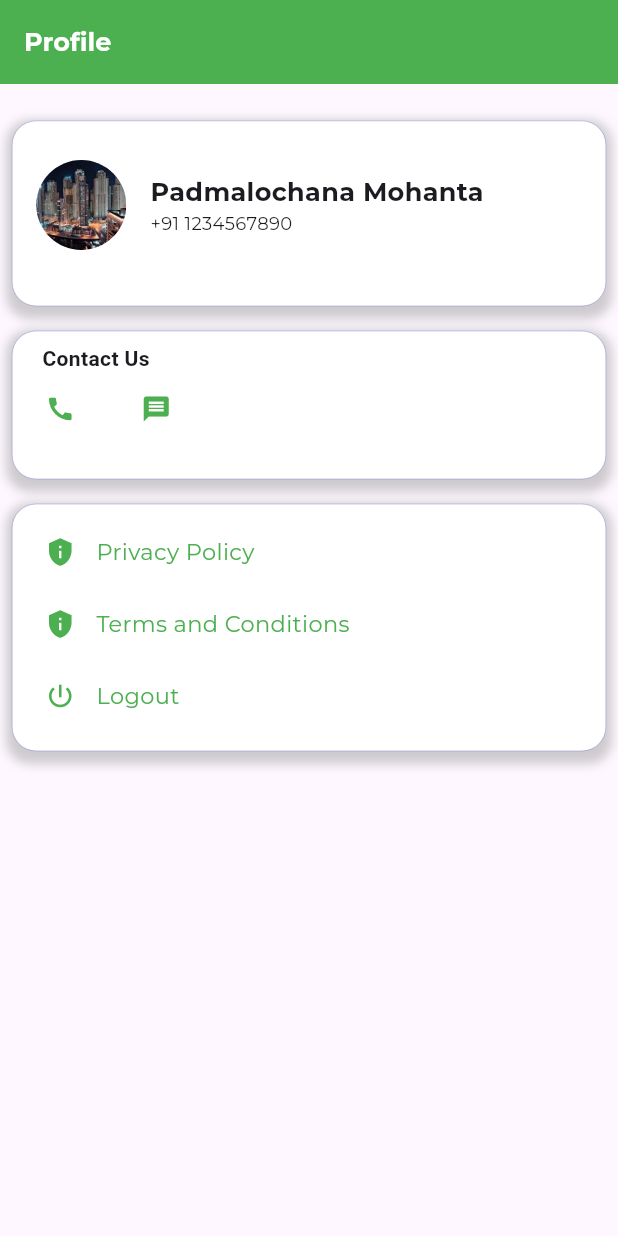
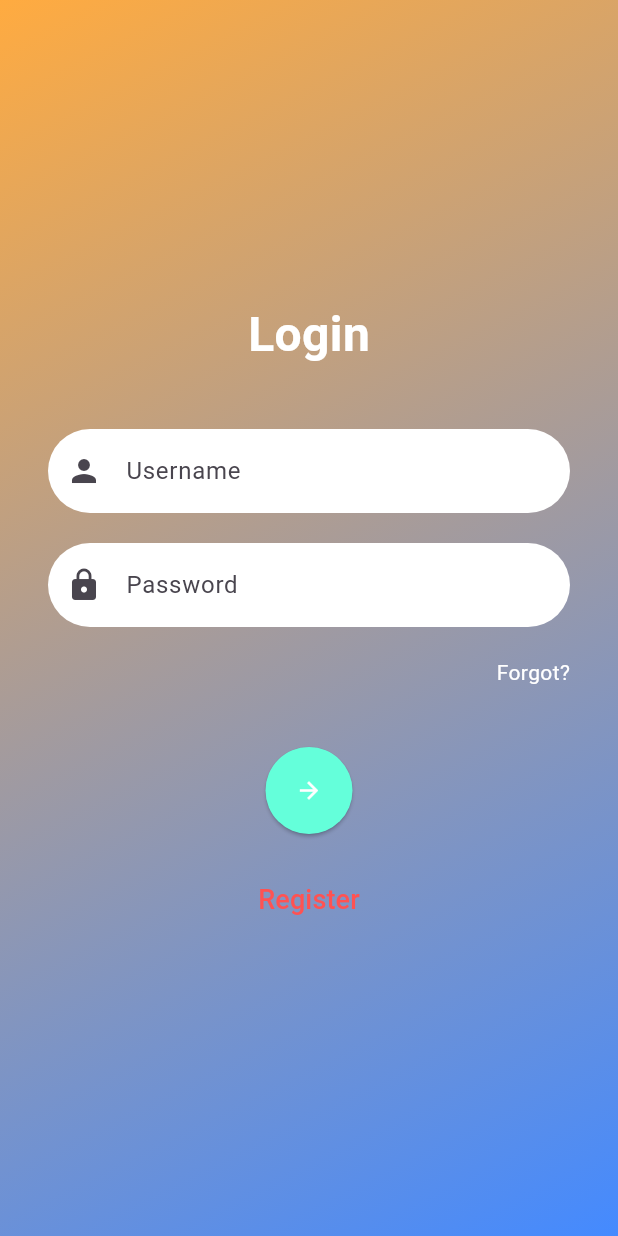
Before and after one commit to mohanta123/FlightBooking, a Flutter app: the Profile screen opened directly, after a tap on "Logout", on a phone screen of 412 x 824 dp. Run offline on Flutter 3.47's test engine with Material 3 defaults, Android fonts, the phone set to English and light mode, and no system bars; our stand-ins replace google_fonts.

```diff
--- a/lib/features/Home/homeScreen.dart
+++ b/lib/features/Home/homeScreen.dart
@@ -1,10 +1,10 @@
 import 'package:flightbooking/features/Home/settingScreen.dart';
 import 'package:flutter/material.dart';
 
+import '../../widgets/ButtonNavigation/buttonNavigation.dart';
 import '../Bookings/bookings.dart';
 
 class Homescreen extends StatefulWidget {
-
 
 
   @override
@@ -126,6 +126,7 @@ class _HomescreenState extends State<Homescreen> {
                           builder: (context) => SettingScreen(),
                         ),
                       );
+
                     },
                     child: const Text(
                       "Setting",
--- /dev/null
+++ b/lib/features/Home/loginScreen.dart
@@ -0,0 +1,103 @@
+import 'package:flutter/material.dart';
+
+import '../../widgets/ButtonNavigation/buttonNavigation.dart';
+
+class LoginScreen extends StatefulWidget {
+  @override
+  State<LoginScreen> createState() => _LoginScreenState();
+}
+
+class _LoginScreenState extends State<LoginScreen> {
+  @override
+  Widget build(BuildContext context) {
+    return Scaffold(
+      body: Container(
+        width: double.infinity,
+        height: double.infinity,
+        decoration: BoxDecoration(
+          gradient: LinearGradient(
+            colors: [Colors.orangeAccent, Colors.blueAccent],
+            begin: Alignment.topLeft,
+            end: Alignment.bottomRight,
+          ),
+        ),
+        child: Padding(
+          padding: const EdgeInsets.symmetric(horizontal: 32.0),
+          child: Column(
+            mainAxisAlignment: MainAxisAlignment.center,
+            children: [
+              Text(
+                'Login',
+                style: TextStyle(
+                  fontSize: 32,
+                  fontWeight: FontWeight.bold,
+                  color: Colors.white,
+                ),
+              ),
+              SizedBox(height: 40),
+              TextFormField(
+                decoration: InputDecoration(
+                  labelText: 'Username',
+                  prefixIcon: Icon(Icons.person),
+                  filled: true,
+                  fillColor: Colors.white,
+                  border: OutlineInputBorder(
+                    borderRadius: BorderRadius.circular(30),
+                    borderSide: BorderSide.none,
+                  ),
+                ),
+              ),
+              SizedBox(height: 20),
+              TextFormField(
+                obscureText: true,
+                decoration: InputDecoration(
+                  labelText: 'Password',
+                  prefixIcon: Icon(Icons.lock),
+                  filled: true,
+                  fillColor: Colors.white,
+                  border: OutlineInputBorder(
+                    borderRadius: BorderRadius.circular(30),
+                    borderSide: BorderSide.none,
+                  ),
+                ),
+              ),
+              SizedBox(height: 20),
+              Align(
+                alignment: Alignment.centerRight,
+                child: Text(
+                  'Forgot?',
+                  style: TextStyle(color: Colors.white),
+                ),
+              ),
+              SizedBox(height: 40),
+              ElevatedButton(
+                onPressed: () {
+                  Navigator.push(
+                    context,
+                    MaterialPageRoute(
+                      builder: (context) =>ButtonNavigation(),
+                    ),
+                  );
+
+                },
+                style: ElevatedButton.styleFrom(
+                  shape: CircleBorder(), backgroundColor: Colors.tealAccent,
+                  padding: EdgeInsets.all(20),
+                ),
+                child: Icon(Icons.arrow_forward, color: Colors.white),
+              ),
+              SizedBox(height: 20),
+              TextButton(
+                onPressed: () {},
+                child: Text(
+                  'Register',
+                  style: TextStyle(color: Colors.redAccent, fontSize: 18),
+                ),
+              ),
+            ],
+          ),
+        ),
+      ),
+    );
+  }
+}
--- a/lib/features/Profile/profile.dart
+++ b/lib/features/Profile/profile.dart
@@ -1,6 +1,6 @@
 import 'package:flutter/material.dart';
-
 import '../../core/Contants/fontStyle.dart';
+import '../Home/loginScreen.dart';
 
 class Profile extends StatefulWidget {
   const Profile({super.key});
@@ -10,6 +10,7 @@ class Profile extends StatefulWidget {
 }
 
 class _ProfileState extends State<Profile> {
+  bool _isAuthenticated = true; // Authentication state
   @override
   Widget build(BuildContext context) {
     double deviceHeight = MediaQuery.of(context).size.height;
@@ -53,8 +54,7 @@ class _ProfileState extends State<Profile> {
                   ),
                   child: Card(
                     color: Colors.transparent,
-                    elevation:
-                        0,
+                    elevation: 0,
                     shape: RoundedRectangleBorder(
                       borderRadius: BorderRadius.circular(16),
                     ),
@@ -68,8 +68,7 @@ class _ProfileState extends State<Profile> {
                             children: [
                               CircleAvatar(
                                 radius: 30,
-                                backgroundImage:
-                                    AssetImage('assets/dubai1.jpg'),
+                                backgroundImage: AssetImage('assets/dubai1.jpg'),
                               ),
                               SizedBox(width: 16),
                               Column(
@@ -140,24 +139,18 @@ class _ProfileState extends State<Profile> {
                             ),
                           ),
                         ),
-                        //  Spacer(), // Adds flexible space
                         Row(
                           mainAxisSize: MainAxisSize.min,
                           children: [
                             IconButton(
-                              icon: Icon(Icons.call,
-                                  size: 20, color: Colors.green),
+                              icon: Icon(Icons.call, size: 20, color: Colors.green),
                               onPressed: () {
                                 // Handle call action
                               },
                             ),
                             SizedBox(width: 16),
                             IconButton(
-                              icon: Icon(
-                                Icons.message,
-                                size: 20,
-                                color: Colors.green,
-                              ),
+                              icon: Icon(Icons.message, size: 20, color: Colors.green),
                               onPressed: () {
                                 // Handle message action
                               },
@@ -207,46 +200,69 @@ class _ProfileState extends State<Profile> {
                         Row(
                           children: [
                             IconButton(
-                              icon: Icon(Icons.privacy_tip,
-                                  size: 20, color: Colors.green),
+                              icon: Icon(Icons.privacy_tip, size: 20, color: Colors.green),
                               onPressed: () {
-                                // Handle call action
+                                // Handle privacy policy action
                               },
                             ),
                             Text("Privacy Policy",
                                 style: TextFont.normal_TextStyle.copyWith(
-                                    fontSize: 15, color: Colors.green)),
+                                  fontSize: 15,
+                                  color: Colors.green,
+                                )),
                           ],
                         ),
                         Row(
                           children: [
                             IconButton(
-                              icon: Icon(Icons.privacy_tip,
-                                  size: 20, color: Colors.green),
-                              onPressed: () {},
+                              icon: Icon(Icons.privacy_tip, size: 20, color: Colors.green),
+                              onPressed: () {
+                                // Handle terms and conditions action
+                              },
                             ),
                             Text("Terms and Conditions",
                                 style: TextFont.normal_TextStyle.copyWith(
-                                    fontSize: 15, color: Colors.green)),
+                                  fontSize: 15,
+                                  color: Colors.green,
+                                )),
                           ],
                         ),
                         InkWell(
                           onTap: () {
+                            setState(() {
+                              _isAuthenticated = false; // Set authentication state to false
+                            });
 
+                            Navigator.of(context).pushAndRemoveUntil(
+                              MaterialPageRoute(
+                                builder: (BuildContext context) => LoginScreen(),
+                              ),
+                                  (Route<dynamic> route) => false,
+                            );
                           },
                           child: Row(
                             children: [
                               IconButton(
-                                icon: Icon(Icons.power_settings_new,
-                                    size: 20, color: Colors.green),
+                                icon: Icon(Icons.power_settings_new, size: 20, color: Colors.green),
                                 onPressed: () {
+                                  setState(() {
+                                    _isAuthenticated = false; // Set authentication state to false
+                                  });
 
+                                  Navigator.of(context).pushAndRemoveUntil(
+                                    MaterialPageRoute(
+                                      builder: (BuildContext context) => LoginScreen(),
+                                    ),
+                                        (Route<dynamic> route) => false,
+                                  );
                                 },
                               ),
                               Text(
                                 "Logout",
                                 style: TextFont.normal_TextStyle.copyWith(
-                                    fontSize: 15, color: Colors.green),
+                                  fontSize: 15,
+                                  color: Colors.green,
+                                ),
                               ),
                             ],
                           ),
--- a/lib/main.dart
+++ b/lib/main.dart
@@ -1,5 +1,7 @@
 import 'package:flightbooking/widgets/ButtonNavigation/buttonNavigation.dart';
 import 'package:flutter/material.dart';
+
+import 'features/Home/loginScreen.dart';
 
 
 
@@ -21,7 +23,7 @@ class MyApp extends StatelessWidget {
         useMaterial3: true,
       ),
       debugShowCheckedModeBanner: false,
-      home:ButtonNavigation(),
+      home:LoginScreen(),
     );
   }
 }
```
Also changed, not shown: lib/widgets/ButtonNavigation/buttonNavigation.dart (+32 -9 lines).
